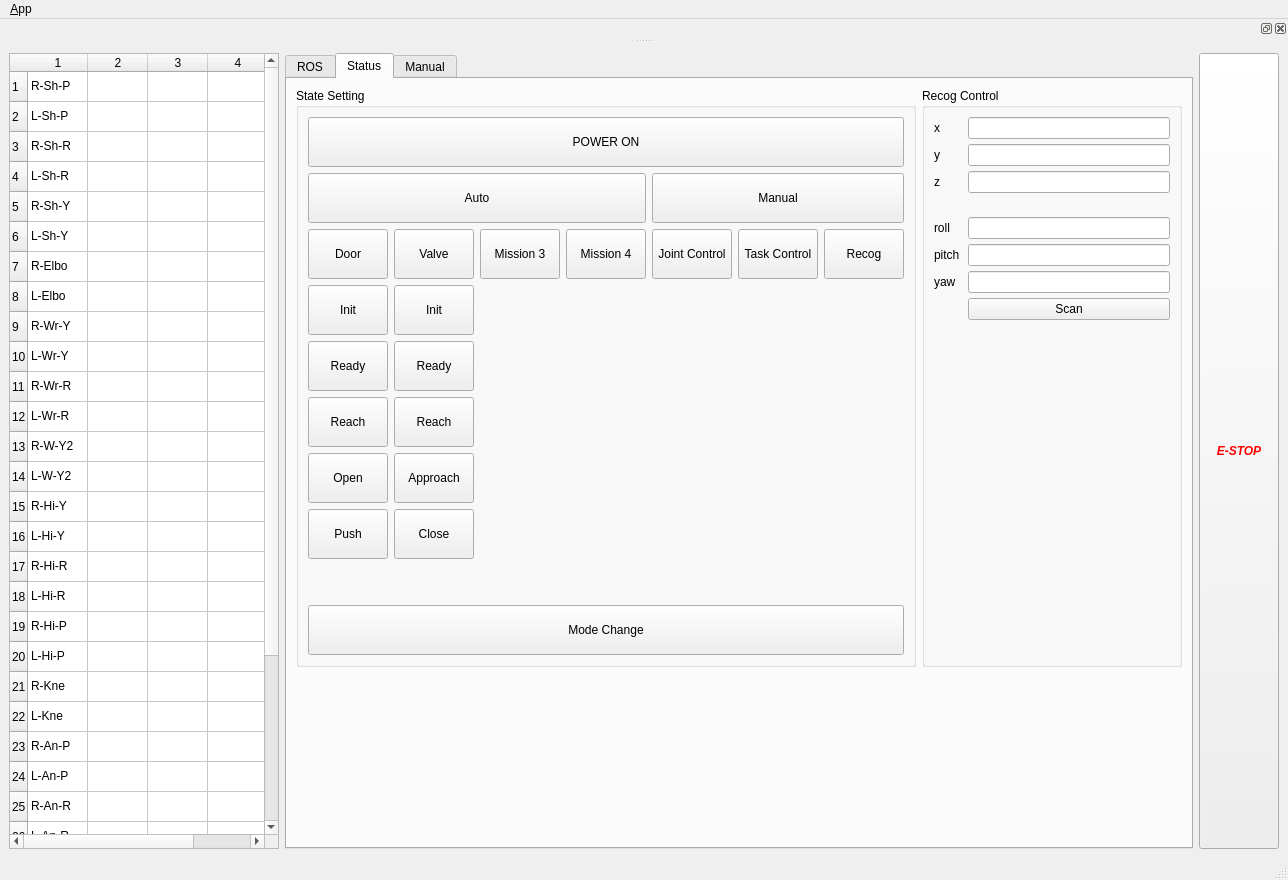
Above: dyros_black_ui/ui/main_window.ui from jmpechem/sm_n_vis before the change. Below: the same form after it.
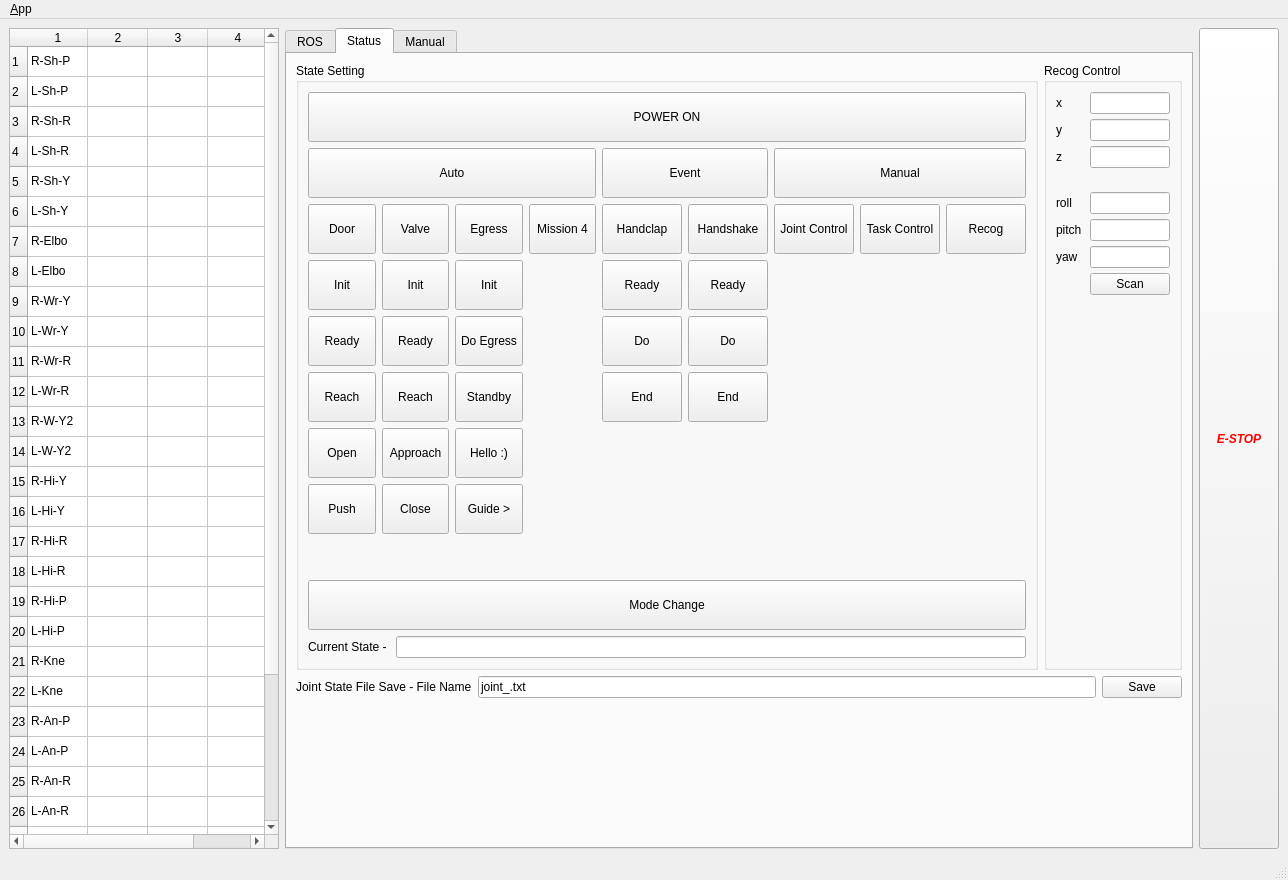
That is the form after the change. The open tabs and pages were chosen to show the change. Icons and pictures are not drawn.

Commit message: User Interface / State Machine Updated

```diff
--- a/dyros_black_ui/ui/main_window.ui
+++ b/dyros_black_ui/ui/main_window.ui
@@ -541,7 +541,7 @@
               </widget>
              </item>
              <item>
-              <layout class="QHBoxLayout" name="horizontalLayout_9">
+              <layout class="QHBoxLayout" name="horizontalLayout_9" stretch="1,0,1">
                <item>
                 <layout class="QVBoxLayout" name="verticalLayout_6">
                  <item>
@@ -766,7 +766,72 @@
                         </size>
                        </property>
                        <property name="text">
-                        <string>Mission 3</string>
+                        <string>Egress</string>
+                       </property>
+                      </widget>
+                     </item>
+                     <item>
+                      <widget class="QPushButton" name="button_auto_egress_init">
+                       <property name="minimumSize">
+                        <size>
+                         <width>0</width>
+                         <height>50</height>
+                        </size>
+                       </property>
+                       <property name="text">
+                        <string>Init</string>
+                       </property>
+                      </widget>
+                     </item>
+                     <item>
+                      <widget class="QPushButton" name="button_auto_egress_egress">
+                       <property name="minimumSize">
+                        <size>
+                         <width>0</width>
+                         <height>50</height>
+                        </size>
+                       </property>
+                       <property name="text">
+                        <string>Do Egress</string>
+                       </property>
+                      </widget>
+                     </item>
+                     <item>
+                      <widget class="QPushButton" name="button_auto_egress_standby">
+                       <property name="minimumSize">
+                        <size>
+                         <width>0</width>
+                         <height>50</height>
+                        </size>
+                       </property>
+                       <property name="text">
+                        <string>Standby</string>
+                       </property>
+                      </widget>
+                     </item>
+                     <item>
+                      <widget class="QPushButton" name="button_auto_egress_hello">
+                       <property name="minimumSize">
+                        <size>
+                         <width>0</width>
+                         <height>50</height>
+                        </size>
+                       </property>
+                       <property name="text">
+                        <string>Hello :)</string>
+                       </property>
+                      </widget>
+                     </item>
+                     <item>
+                      <widget class="QPushButton" name="button_auto_egress_guide">
+                       <property name="minimumSize">
+                        <size>
+                         <width>0</width>
+                         <height>50</height>
+                        </size>
+                       </property>
+                       <property name="text">
+                        <string>Guide &gt;</string>
                        </property>
                       </widget>
                      </item>
@@ -819,6 +884,168 @@
                  </item>
                 </layout>
                </item>
+               <item>
+                <layout class="QVBoxLayout" name="verticalLayout_34">
+                 <item>
+                  <widget class="QPushButton" name="button_event">
+                   <property name="minimumSize">
+                    <size>
+                     <width>0</width>
+                     <height>50</height>
+                    </size>
+                   </property>
+                   <property name="text">
+                    <string>Event</string>
+                   </property>
+                  </widget>
+                 </item>
+                 <item>
+                  <layout class="QHBoxLayout" name="horizontalLayout_13">
+                   <property name="leftMargin">
+                    <number>0</number>
+                   </property>
+                   <item>
+                    <layout class="QVBoxLayout" name="verticalLayout_38">
+                     <item>
+                      <widget class="QPushButton" name="button_event_handclap">
+                       <property name="minimumSize">
+                        <size>
+                         <width>0</width>
+                         <height>50</height>
+                        </size>
+                       </property>
+                       <property name="text">
+                        <string>Handclap</string>
+                       </property>
+                      </widget>
+                     </item>
+                     <item>
+                      <widget class="QPushButton" name="button_event_handclap_ready">
+                       <property name="minimumSize">
+                        <size>
+                         <width>0</width>
+                         <height>50</height>
+                        </size>
+                       </property>
+                       <property name="text">
+                        <string>Ready</string>
+                       </property>
+                      </widget>
+                     </item>
+                     <item>
+                      <widget class="QPushButton" name="button_event_handclap_do">
+                       <property name="minimumSize">
+                        <size>
+                         <width>0</width>
+                         <height>50</height>
+                        </size>
+                       </property>
+                       <property name="text">
+                        <string>Do</string>
+                       </property>
+                      </widget>
+                     </item>
+                     <item>
+                      <widget class="QPushButton" name="button_event_handclap_end">
+                       <property name="minimumSize">
+                        <size>
+                         <width>0</width>
+                         <height>50</height>
+                        </size>
+                       </property>
+                       <property name="text">
+                        <string>End</string>
+                       </property>
+                      </widget>
+                     </item>
+                     <item>
+                      <spacer name="verticalSpacer_25">
+                       <property name="orientation">
+                        <enum>Qt::Vertical</enum>
+                       </property>
+                       <property name="sizeHint" stdset="0">
+                        <size>
+                         <width>20</width>
+                         <height>40</height>
+                        </size>
+                       </property>
+                      </spacer>
+                     </item>
+                    </layout>
+                   </item>
+                   <item>
+                    <layout class="QVBoxLayout" name="verticalLayout_35">
+                     <item>
+                      <widget class="QPushButton" name="button_event_handshake">
+                       <property name="minimumSize">
+                        <size>
+                         <width>0</width>
+                         <height>50</height>
+                        </size>
+                       </property>
+                       <property name="text">
+                        <string>Handshake</string>
+                       </property>
+                      </widget>
+                     </item>
+                     <item>
+                      <widget class="QPushButton" name="button_event_handshake_ready">
+                       <property name="minimumSize">
+                        <size>
+                         <width>0</width>
+                         <height>50</height>
+                        </size>
+                       </property>
+                       <property name="text">
+                        <string>Ready</string>
+                       </property>
+                      </widget>
+                     </item>
+                     <item>
+                      <widget class="QPushButton" name="button_event_handshake_do">
+                       <property name="minimumSize">
+                        <size>
+                         <width>0</width>
+                         <height>50</height>
+                        </size>
+                       </property>
+                       <property name="text">
+                        <string>Do</string>
+                       </property>
+                      </widget>
+                     </item>
+                     <item>
+                      <widget class="QPushButton" name="button_event_handshake_end">
+                       <property name="minimumSize">
+                        <size>
+                         <width>0</width>
+                         <height>50</height>
+                        </size>
+                       </property>
+                       <property name="text">
+                        <string>End</string>
+                       </property>
+                      </widget>
+                     </item>
+                     <item>
+                      <spacer name="verticalSpacer_22">
+                       <property name="orientation">
+                        <enum>Qt::Vertical</enum>
+                       </property>
+                       <property name="sizeHint" stdset="0">
+                        <size>
+                         <width>20</width>
+                         <height>40</height>
+                        </size>
+                       </property>
+                      </spacer>
+                     </item>
+                    </layout>
+                   </item>
+                  </layout>
+                 </item>
+                </layout>
+               </item>
                <item>
                 <layout class="QVBoxLayout" name="verticalLayout_7">
                  <item>
@@ -948,6 +1175,24 @@
                </property>
               </widget>
              </item>
+             <item>
+              <layout class="QHBoxLayout" name="horizontalLayout_6">
+               <item>
+                <widget class="QLabel" name="label_19">
+                 <property name="text">
+                  <string>Current State - </string>
+                 </property>
+                </widget>
+               </item>
+               <item>
+                <widget class="QLineEdit" name="line_edit_current_state">
+                 <property name="readOnly">
+                  <bool>true</bool>
+                 </property>
+                </widget>
+               </item>
+              </layout>
+             </item>
             </layout>
            </widget>
           </item>
@@ -1092,6 +1337,34 @@
           </item>
          </layout>
         </item>
+        <item>
+         <layout class="QHBoxLayout" name="horizontalLayout_11">
+          <item>
+           <widget class="QLabel" name="label_20">
+            <property name="text">
+             <string>Joint State File Save - File Name</string>
+            </property>
+           </widget>
+          </item>
+          <item>
+           <widget class="QLineEdit" name="line_edit_joint_file_name">
+            <property name="text">
+             <string>joint_.txt</string>
+            </property>
+            <property name="readOnly">
+             <bool>false</bool>
+            </property>
+           </widget>
+          </item>
+          <item>
+           <widget class="QPushButton" name="button_joint_save">
+            <property name="text">
+             <string>Save</string>
+            </property>
+           </widget>
+          </item>
+         </layout>
+        </item>
         <item>
          <spacer name="verticalSpacer">
           <property name="orientation">
@@ -1572,26 +1845,6 @@
    <addaction name="menu_File"/>
   </widget>
   <widget class="QStatusBar" name="statusbar"/>
-  <widget class="QDockWidget" name="dockWidget">
-   <attribute name="dockWidgetArea">
-    <number>4</number>
-   </attribute>
-   <widget class="QWidget" name="dockWidgetContents">
-    <widget class="QPushButton" name="pushButton">
-     <property name="geometry">
-      <rect>
-       <x>680</x>
-       <y>0</y>
-       <width>99</width>
-       <height>27</height>
-      </rect>
-     </property>
-     <property name="text">
-      <string>PushButton</string>
-     </property>
-    </widget>
-   </widget>
-  </widget>
   <action name="action_Quit">
    <property name="text">
     <string>&amp;Quit</string>
```
Left out of the diff: 8 changed lines with no effect on the pictures. The commit also changes 9 other files.
